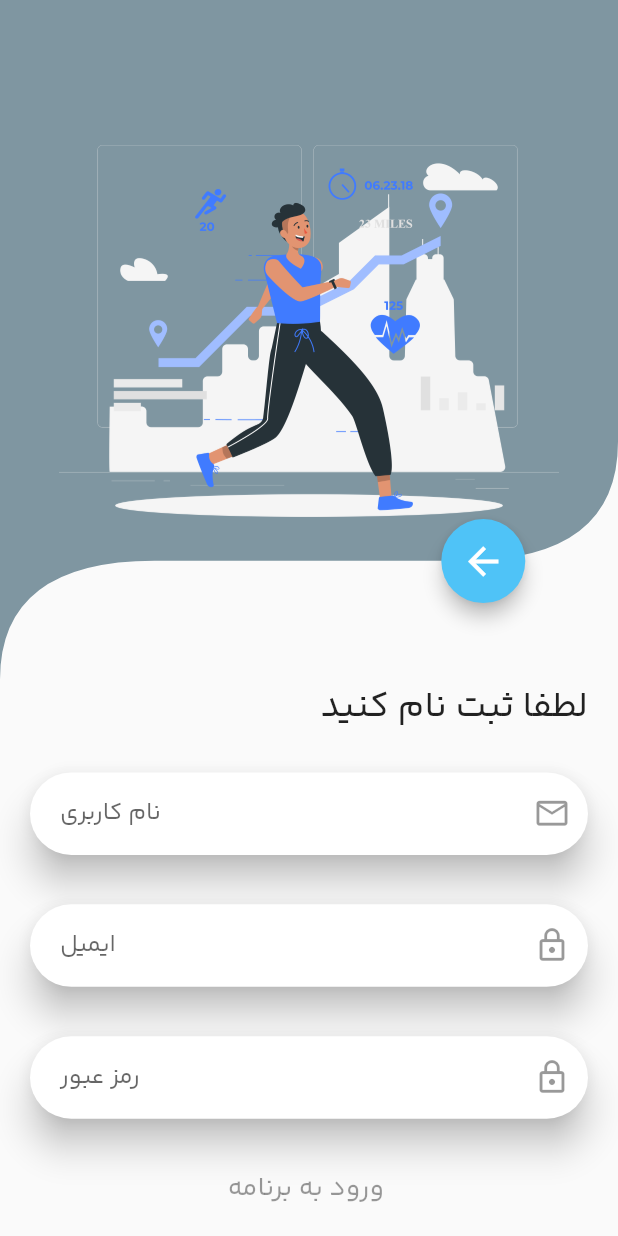
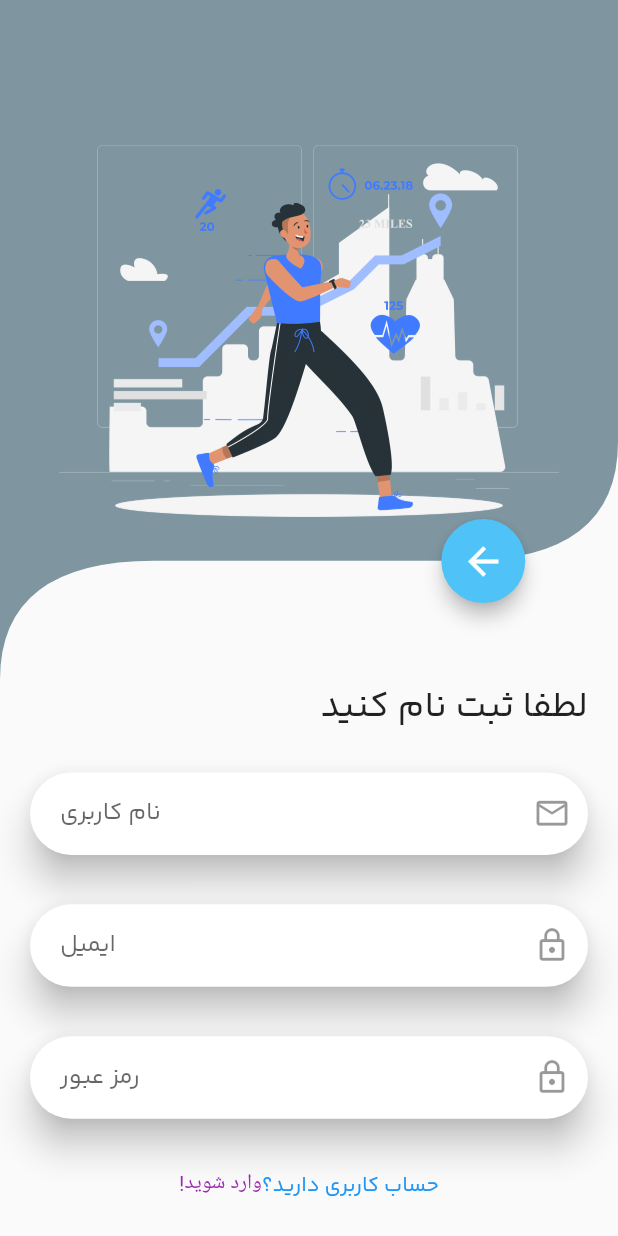
Before and after one commit to rooydad/fitness, a Flutter app: the SignUpScreen screen opened directly, on a phone screen of 412 x 824 dp. Run offline on Flutter 3.47's test engine with Material 2 defaults, Android fonts, the phone set to English and light mode, and no system bars; our stand-ins replace cached_network_image, curved_navigation_bar, get, lottie; network calls fail.

Commit message:
0714_1316

```diff
--- a/lib/main.dart
+++ b/lib/main.dart
@@ -1,3 +1,5 @@
+import 'package:fitnass/screens/home/home_screen.dart';
+import 'package:fitnass/screens/mainPageView/mainPageview.dart';
 import 'package:fitnass/screens/profile/profile_page.dart';
 import 'package:fitnass/screens/register/signup_page.dart';
 import 'package:flutter/material.dart';
@@ -20,7 +22,7 @@ class MyApp extends StatelessWidget {
         visualDensity: VisualDensity.adaptivePlatformDensity,
       ),
       //Hello How are you
-      home: ProfilePage(),
+      home: MainPageView(),
     );
   }
 }
--- a/lib/screens/register/components/signup_credentials.dart
+++ b/lib/screens/register/components/signup_credentials.dart
@@ -90,11 +90,16 @@ class SignUpCredentials extends StatelessWidget {
             height: size.height * 0.04,
           ),
           Center(
-            child: Text(
-              'ورود به برنامه ',
-              style: TextStyle(
-                fontSize: 18,
-                color: black.withOpacity(0.4),
+            child: RichText(
+              textDirection: TextDirection.rtl,
+              textScaleFactor: 1,
+
+              text: TextSpan(
+                style: DefaultTextStyle.of(context).style.copyWith(color: Colors.blue),
+                text: 'حساب کاربری دارید؟',
+                children: [
+                  TextSpan(text: 'وارد شوید!',style: TextStyle(color: Colors.purple))
+                ]
               ),
             ),
           ),
--- a/pubspec.yaml
+++ b/pubspec.yaml
@@ -65,6 +65,7 @@ flutter:
 
   # To add assets to your application, add an assets section, like this:
   assets:
+    - assets/images/
     - assets/images/signup.png
     - assets/images/yoga.png
     - assets/images/profile.jpg
```
Also changed, not shown: lib/screens/home/home_screen.dart (+1 -28 lines), lib/screens/mainPageView/components/controllers/pageview_controller.dart (added, +22 -0 lines), lib/screens/mainPageView/mainPageview.dart (added, +62 -0 lines).
